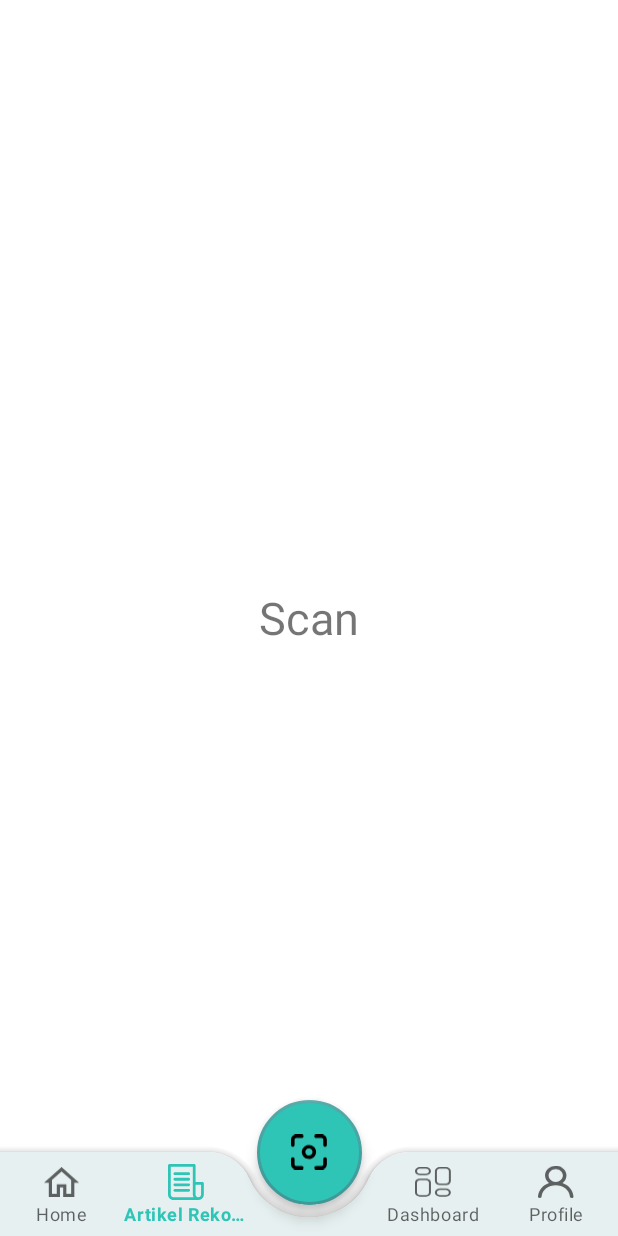
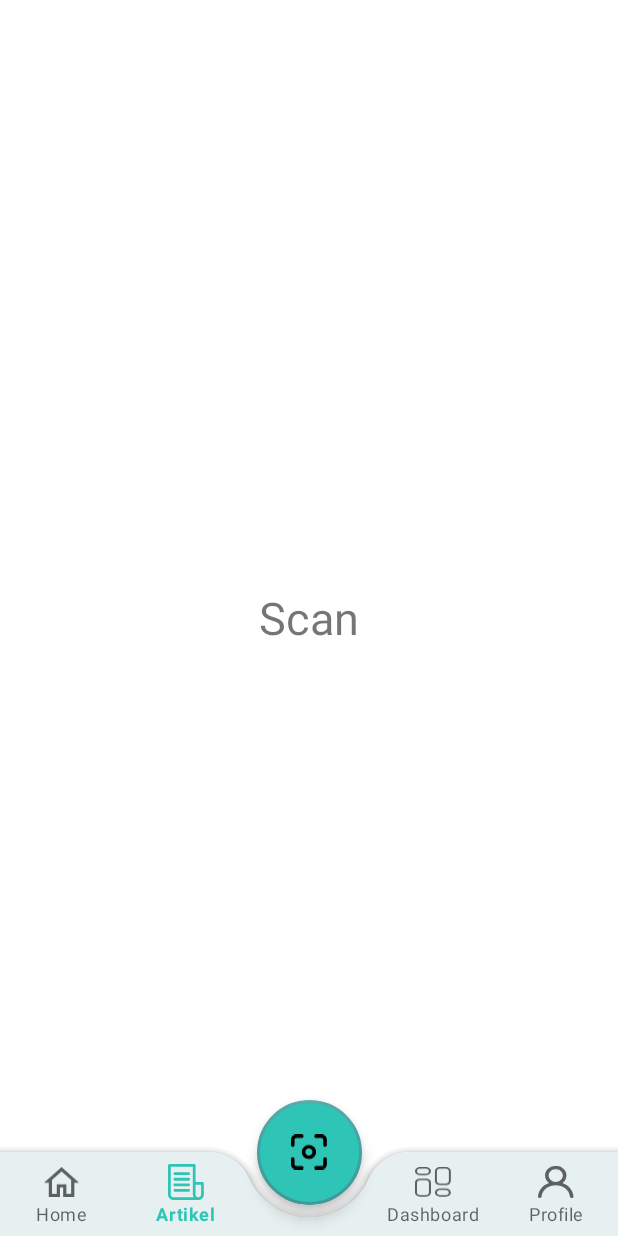
Before and after one commit to AuliyaIkhsanaNasution/FatTrack, an Android app: the screen it shows after launch (MainActivity), item 3 of the bottom bar chosen, on a phone screen of 412 x 824 dp. Run offline under Robolectric (Android 15) with nearby library versions, the phone set to English and light mode, and no system bars.

Commit message:
update: article

```diff
--- a/app/src/main/res/layout/fragment_article.xml
+++ b/app/src/main/res/layout/fragment_article.xml
@@ -16,11 +16,12 @@
             android:layout_height="wrap_content"
             app:layout_constraintTop_toTopOf="parent"
             app:layout_constraintBottom_toTopOf="@id/search"
-            android:text="@string/article"
+            android:text="@string/articletitle"
             android:layout_margin="15dp"
             android:textSize="22sp"
             android:textStyle="bold"
             android:textColor="@color/black"
+            android:fontFamily="@font/urbold"
             />
 
 
--- a/app/src/main/res/layout/item_article.xml
+++ b/app/src/main/res/layout/item_article.xml
@@ -46,6 +46,7 @@ android:layout_marginStart="8dp"
 android:layout_marginEnd="8dp"
 android:textSize="15sp"
 android:textStyle="bold"
+    android:fontFamily="@font/urbold"
 card_view:layout_constraintEnd_toEndOf="parent"
 card_view:layout_constraintStart_toEndOf="@+id/card_image"
 card_view:layout_constraintTop_toTopOf="@+id/card_image"
@@ -60,6 +61,7 @@ android:layout_height="wrap_content"
 android:ellipsize="end"
 android:layout_marginStart="8dp"
 android:textSize="12sp"
+    android:fontFamily="@font/urlight"
 card_view:layout_constraintBottom_toTopOf="@id/tv_description"
 card_view:layout_constraintStart_toEndOf="@id/card_image"
 card_view:layout_constraintTop_toBottomOf="@+id/tv_item_name"
@@ -75,6 +77,7 @@ android:textColor="@color/black"/>
             android:ellipsize="end"
             android:textColor="@color/black"
             android:textSize="12sp"
+            android:fontFamily="@font/urlight"
             card_view:layout_constraintBottom_toTopOf="@+id/tv_description"
             card_view:layout_constraintStart_toEndOf="@+id/tv_name"
             card_view:layout_constraintTop_toBottomOf="@+id/tv_item_name"
@@ -89,6 +92,7 @@ android:ellipsize="end"
 android:maxLines="4"
 android:layout_marginStart="8dp"
 android:layout_marginEnd="8dp"
+            android:fontFamily="@font/urmedium"
 card_view:layout_constraintBottom_toBottomOf="parent"
 card_view:layout_constraintStart_toEndOf="@id/card_image"
 card_view:layout_constraintTop_toBottomOf="@+id/tv_name"
--- a/app/src/main/res/values/strings.xml
+++ b/app/src/main/res/values/strings.xml
@@ -29,7 +29,8 @@
 
 
 <!--   article-->
-    <string name="article">Artikel Rekomendasi</string>
+    <string name="article">Artikel</string>
+    <string name="articletitle">Artikel Rekomendasi</string>
     <string name="title">title</string>
     <string name="name">name</string>
     <string name="date">date</string>
```
Also changed, not shown: app/src/main/res/font/urbold.ttf (added), app/src/main/res/font/urlight.ttf (added), app/src/main/res/font/urmedium.ttf (added), app/src/main/res/font/urregular.ttf (added).
